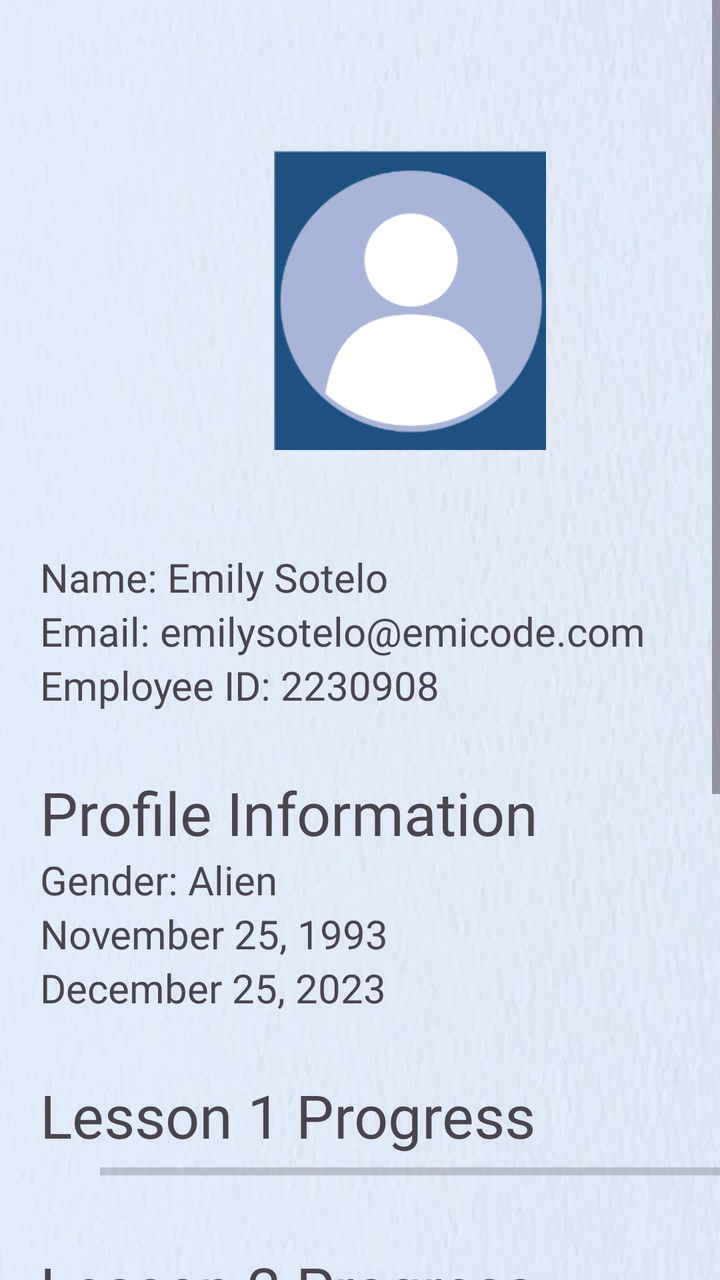
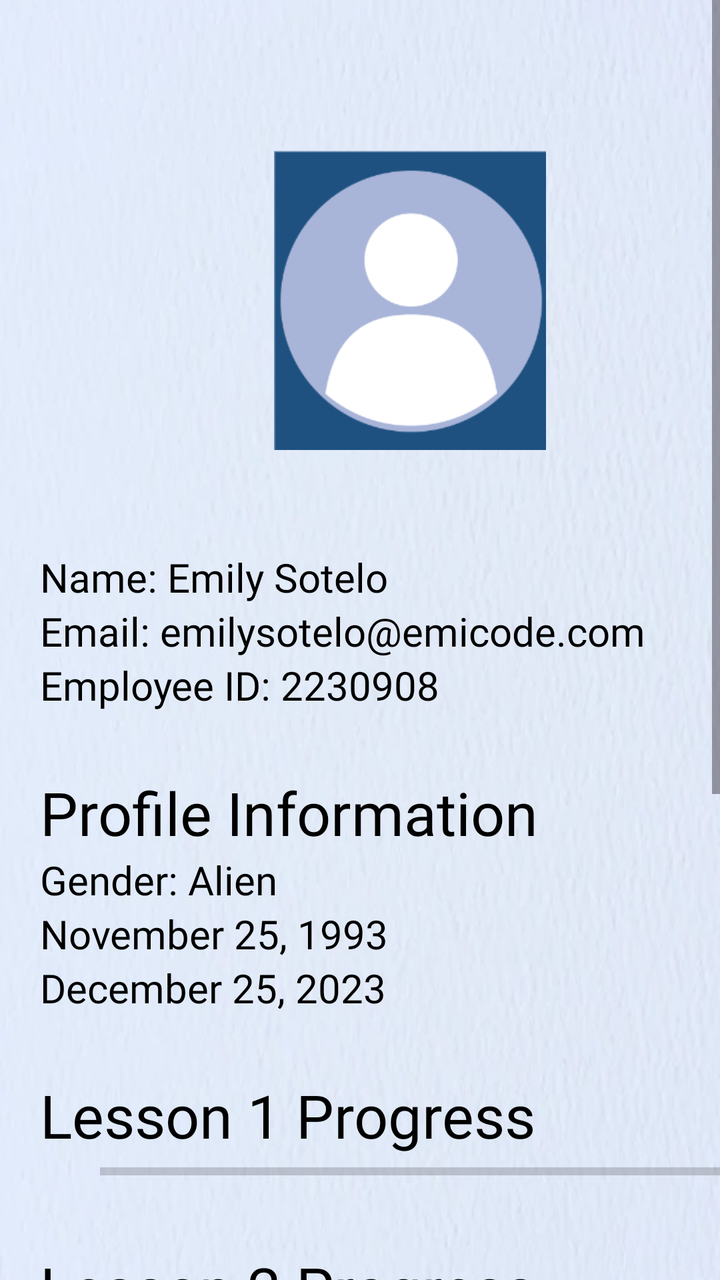

An Android layout rendered at two revisions. The XML below is the earlier revision; the diff shows what the commit changed to produce the second picture.
<!-- AndroidManifest.xml: application theme Theme.FinalsApplication -->
<!-- res/layout/profile_information_user_side.xml -->
<?xml version="1.0" encoding="utf-8"?>
<RelativeLayout xmlns:android="http://schemas.android.com/apk/res/android"
    android:layout_width="match_parent"
    android:layout_height="match_parent"
    xmlns:tools="http://schemas.android.com/tools"
    xmlns:app="http://schemas.android.com/apk/res-auto"
    android:background="@drawable/textured_background">

    <ScrollView
        android:layout_width="409dp"
        android:layout_height="729dp"
        tools:layout_editor_absoluteX="1dp"
        tools:layout_editor_absoluteY="1dp">

        <LinearLayout
            android:layout_width="match_parent"
            android:layout_height="wrap_content"
            android:orientation="vertical">

            <LinearLayout
                android:layout_width="150dp"
                android:layout_height="150dp"
                android:orientation="vertical"
                android:layout_marginTop="75dp"
                android:layout_marginLeft="130dp">

                <ImageView
                    android:id="@+id/profile_pic"
                    android:layout_width="match_parent"
                    android:layout_height="wrap_content"
                    android:src="@drawable/custom_profile">

                </ImageView>

            </LinearLayout>

            <LinearLayout
                android:layout_width="match_parent"
                android:layout_height="wrap_content"
                android:orientation="vertical"
                android:layout_marginTop="50dp">

                <TextView
                    android:id="@+id/name"
                    android:layout_width="match_parent"
                    android:layout_height="wrap_content"
                    android:layout_marginLeft="20dp"
                    android:textSize="20sp"
                    android:fontFamily="@font/roboto_regular"
                    android:text="Name: Emily Sotelo">

                </TextView>

                <TextView
                    android:id="@+id/email"
                    android:layout_width="match_parent"
                    android:layout_height="wrap_content"
                    android:layout_marginLeft="20dp"
                    android:textSize="20sp"
                    android:fontFamily="@font/roboto_regular"
                    android:text="Email: emilysotelo@emicode.com">

                </TextView>

                <TextView
                    android:id="@+id/employee_id"
                    android:layout_width="match_parent"
                    android:layout_height="wrap_content"
                    android:layout_marginLeft="20dp"
                    android:textSize="20sp"
                    android:fontFamily="@font/roboto_regular"
                    android:text="Employee ID: 2230908">

                </TextView>

                <TextView
                    android:id="@+id/prof_info"
                    android:layout_width="match_parent"
                    android:layout_height="wrap_content"
                    android:layout_marginTop="30dp"
                    android:layout_marginLeft="20dp"
                    android:textSize="30sp"
                    android:fontFamily="@font/roboto_bold"
                    android:text="Profile Information">

                </TextView>

                <TextView
                    android:id="@+id/gender"
                    android:layout_width="match_parent"
                    android:layout_height="wrap_content"
                    android:layout_marginLeft="20dp"
                    android:textSize="20sp"
                    android:fontFamily="@font/roboto_regular"
                    android:text="Gender: Alien">

                </TextView>

                <TextView
                    android:id="@+id/date_of_birth"
                    android:layout_width="match_parent"
                    android:layout_height="wrap_content"
                    android:layout_marginLeft="20dp"
                    android:textSize="20sp"
                    android:fontFamily="@font/roboto_regular"
                    android:text="November 25, 1993">

                </TextView>

                <TextView
                    android:id="@+id/date_hired"
                    android:layout_width="match_parent"
                    android:layout_height="wrap_content"
                    android:layout_marginLeft="20dp"
                    android:textSize="20sp"
                    android:fontFamily="@font/roboto_regular"
                    android:text="December 25, 2023">

                </TextView>

            </LinearLayout>

            <LinearLayout
                android:layout_width="wrap_content"
                android:layout_height="match_parent"
                android:orientation="vertical"
                android:layout_marginTop="30dp">

                <TextView
                    android:id="@+id/lesson1_bar"
                    android:layout_width="match_parent"
                    android:layout_height="wrap_content"
                    android:layout_marginLeft="20dp"
                    android:textSize="30sp"
                    android:fontFamily="@font/roboto_bold"
                    android:text="Lesson 1 Progress">

                </TextView>

                <ProgressBar
                    android:id="@+id/progressBar_lesson1"
                    style="?android:attr/progressBarStyleHorizontal"
                    android:layout_width="313dp"
                    android:layout_height="wrap_content"
                    android:layout_marginLeft="50dp"
                    android:indeterminate="false"
                    android:max="100"
                    android:progressTint="#1e5180"
                    >

                </ProgressBar>

            </LinearLayout>

            <LinearLayout
                android:layout_width="wrap_content"
                android:layout_height="match_parent"
                android:orientation="vertical"
                android:layout_marginTop="30dp">

                <TextView
                    android:id="@+id/lesson2_bar"
                    android:layout_width="match_parent"
                    android:layout_height="wrap_content"
                    android:layout_marginLeft="20dp"
                    android:textSize="30sp"
                    android:fontFamily="@font/roboto_bold"
                    android:text="Lesson 2 Progress">

                </TextView>

                <ProgressBar
                    android:id="@+id/progressBar_lesson2"
                    style="?android:attr/progressBarStyleHorizontal"
                    android:indeterminate="false"
                    android:layout_width="313dp"
                    android:layout_height="20dp"
                    android:layout_marginLeft="50dp"
                    android:max="100"
                    android:progressTint="#1e5180">

                </ProgressBar>

            </LinearLayout>

            <LinearLayout
                android:layout_width="wrap_content"
                android:layout_height="match_parent"
                android:orientation="vertical"
                android:layout_marginTop="30dp">

                <TextView
                    android:id="@+id/lesson3_bar"
                    android:layout_width="match_parent"
                    android:layout_height="wrap_content"
                    android:layout_marginLeft="20dp"
                    android:textSize="30sp"
                    android:fontFamily="@font/roboto_bold"
                    android:text="Lesson 3 Progress">

                </TextView>

                <ProgressBar
                    android:id="@+id/progressBar_lesson3"
                    style="?android:attr/progressBarStyleHorizontal"
                    android:layout_marginBottom="40dp"
                    android:indeterminate="false"
                    android:layout_width="313dp"
                    android:layout_height="20dp"
                    android:layout_marginLeft="50dp"
                    android:max="100"
                    android:progressTint="#1e5180">

                </ProgressBar>

            </LinearLayout>

            <LinearLayout
                android:layout_width="wrap_content"
                android:layout_height="wrap_content">

                <Button
                    android:id="@+id/viewRecords"
                    android:background="@drawable/rounded_button"
                    android:layout_width="match_parent"
                    android:layout_height="wrap_content"
                    android:layout_marginStart="120dp"
                    android:layout_marginTop="10dp"
                    android:fontFamily="@font/roboto_regular"
                    android:padding="8dp"
                    android:text="View Records"
                    android:textSize="25sp"
                    app:backgroundTint="#1e5180">

                </Button>

            </LinearLayout>

            <LinearLayout
                android:layout_width="match_parent"
                android:layout_height="wrap_content"
                android:layout_marginTop="50dp"
                android:orientation="vertical">

                <LinearLayout
                    android:layout_width="match_parent"
                    android:layout_height="100dp"
                    android:layout_alignParentBottom="true"
                    android:background="#a8b4d8">

                    <ImageButton
                        android:id="@+id/imageButtonBackLP1"
                        android:layout_width="76dp"
                        android:layout_height="wrap_content"
                        android:layout_marginStart="20dp"
                        android:layout_marginTop="20dp"
                        android:layout_marginBottom="20dp"
                        android:background="?android:attr/selectableItemBackground"
                        android:scaleType="fitCenter"
                        android:src="@drawable/arrowleft" />

                </LinearLayout>

            </LinearLayout>

        </LinearLayout>



    </ScrollView>


</RelativeLayout>
<!-- resources referenced by this layout -->
<resources>
  <!-- drawable arrowleft: png bitmap (drawable, 16559 bytes) -->
  <!-- drawable custom_profile: png bitmap (drawable, 11549 bytes) -->
  <!-- drawable rounded_button (drawable) -->
  <?xml version="1.0" encoding="utf-8"?>
  <layer-list xmlns:android="http://schemas.android.com/apk/res/android">
  
      <item>
          <shape>
              <corners android:radius="51dp" /> 
              <solid android:color="#1e5180" />
          </shape>
      </item>
  
      <item android:left="51dp">
          <shape>
              <solid android:color="#1e5180" />
              <corners android:radius="51dp" /> 
              <corners android:topRightRadius="51dp"
                  android:topLeftRadius="51dp"
                  android:bottomRightRadius="51dp"
                  android:bottomLeftRadius="51dp"/>
          </shape>
      </item>
  
      <item>
          <shape>
              
              <corners android:radius="51dp" /> 
              <solid android:color="@android:color/transparent" />
              <stroke
                  android:width="1dp"
                  android:color="#1e5180" />
          </shape>
      </item>
  </layer-list>
  <!-- drawable textured_background: png bitmap (drawable, 258989 bytes) -->
  <style name="Theme.FinalsApplication" parent="Base.Theme.FinalsApplication" />
  <style name="Base.Theme.FinalsApplication" parent="Theme.Material3.DayNight.NoActionBar">
          
          
      </style>
</resources>

<!-- the commit's change to res/layout/profile_information_user_side.xml (unified diff, before → after) -->
@@ -47,6 +47,7 @@
                     android:layout_marginLeft="20dp"
                     android:textSize="20sp"
                     android:fontFamily="@font/roboto_regular"
+                    android:textColor="@color/black"
                     android:text="Name: Emily Sotelo">
 
                 </TextView>
@@ -58,6 +59,7 @@
                     android:layout_marginLeft="20dp"
                     android:textSize="20sp"
                     android:fontFamily="@font/roboto_regular"
+                    android:textColor="@color/black"
                     android:text="Email: emilysotelo@emicode.com">
 
                 </TextView>
@@ -69,6 +71,7 @@
                     android:layout_marginLeft="20dp"
                     android:textSize="20sp"
                     android:fontFamily="@font/roboto_regular"
+                    android:textColor="@color/black"
                     android:text="Employee ID: 2230908">
 
                 </TextView>
@@ -81,6 +84,7 @@
                     android:layout_marginLeft="20dp"
                     android:textSize="30sp"
                     android:fontFamily="@font/roboto_bold"
+                    android:textColor="@color/black"
                     android:text="Profile Information">
 
                 </TextView>
@@ -92,6 +96,7 @@
                     android:layout_marginLeft="20dp"
                     android:textSize="20sp"
                     android:fontFamily="@font/roboto_regular"
+                    android:textColor="@color/black"
                     android:text="Gender: Alien">
 
                 </TextView>
@@ -103,6 +108,7 @@
                     android:layout_marginLeft="20dp"
                     android:textSize="20sp"
                     android:fontFamily="@font/roboto_regular"
+                    android:textColor="@color/black"
                     android:text="November 25, 1993">
 
                 </TextView>
@@ -114,6 +120,7 @@
                     android:layout_marginLeft="20dp"
                     android:textSize="20sp"
                     android:fontFamily="@font/roboto_regular"
+                    android:textColor="@color/black"
                     android:text="December 25, 2023">
 
                 </TextView>
@@ -133,6 +140,7 @@
                     android:layout_marginLeft="20dp"
                     android:textSize="30sp"
                     android:fontFamily="@font/roboto_bold"
+                    android:textColor="@color/black"
                     android:text="Lesson 1 Progress">
 
                 </TextView>
@@ -165,6 +173,7 @@
                     android:layout_marginLeft="20dp"
                     android:textSize="30sp"
                     android:fontFamily="@font/roboto_bold"
+                    android:textColor="@color/black"
                     android:text="Lesson 2 Progress">
 
                 </TextView>
@@ -196,6 +205,7 @@
                     android:layout_marginLeft="20dp"
                     android:textSize="30sp"
                     android:fontFamily="@font/roboto_bold"
+                    android:textColor="@color/black"
                     android:text="Lesson 3 Progress">
 
                 </TextView>
@@ -227,6 +237,7 @@
                     android:layout_marginStart="120dp"
                     android:layout_marginTop="10dp"
                     android:fontFamily="@font/roboto_regular"
+                    android:textColor="@color/black"
                     android:padding="8dp"
                     android:text="View Records"
                     android:textSize="25sp"
<!-- resource entries referenced after the edit -->
@@ -1,5 +1,6 @@
 <!-- resources referenced by this layout -->
 <resources>
+  <color name="black">#000000</color>
   <!-- drawable arrowleft: png bitmap (drawable, 16559 bytes) -->
   <!-- drawable custom_profile: png bitmap (drawable, 11549 bytes) -->
   <!-- drawable rounded_button (drawable) -->
